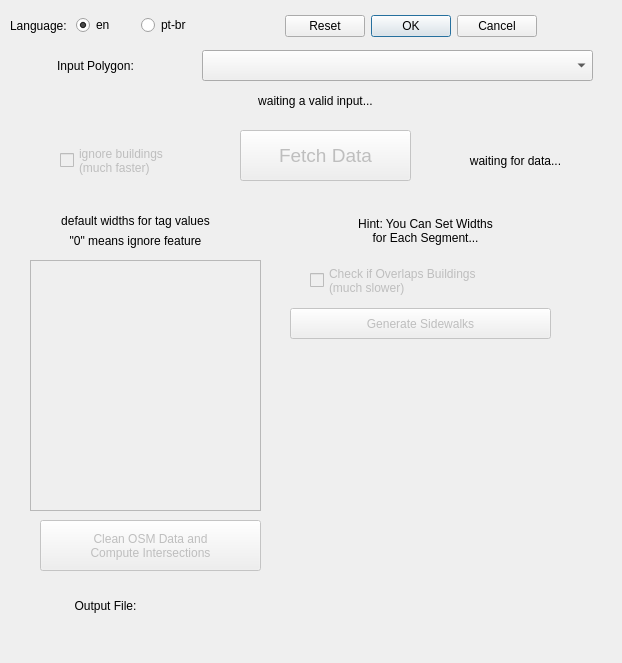
Old version of the form osm_sidewalkreator_dialog_base.ui in the repository kauevestena/osm_sidewalkreator.
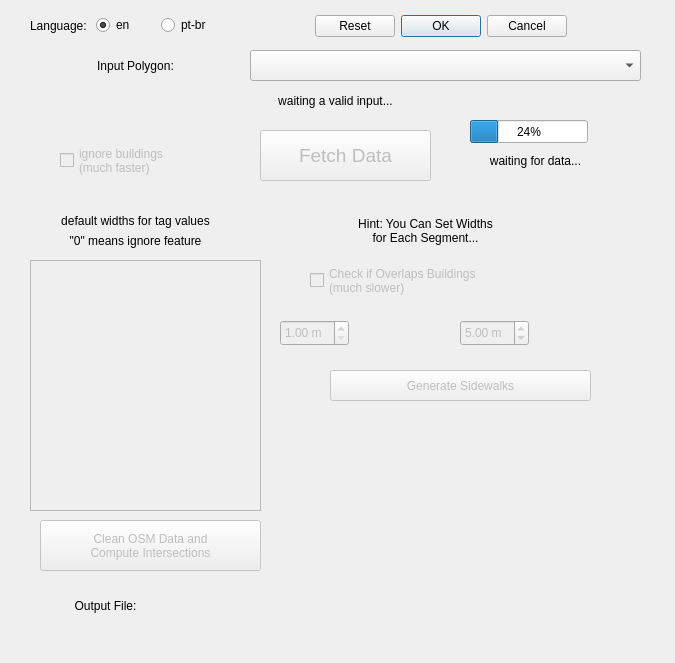
New version of the form. Custom widgets are drawn as their Qt base class.

Commit message: buffer regarding building distance and minimal

What changed in the file:
```diff
--- a/osm_sidewalkreator_dialog_base.ui
+++ b/osm_sidewalkreator_dialog_base.ui
@@ -6,7 +6,7 @@
    <rect>
     <x>0</x>
     <y>0</y>
-    <width>622</width>
+    <width>675</width>
     <height>663</height>
    </rect>
   </property>
@@ -19,7 +19,7 @@
    </property>
    <property name="geometry">
     <rect>
-     <x>280</x>
+     <x>310</x>
      <y>10</y>
      <width>261</width>
      <height>32</height>
@@ -38,7 +38,7 @@
   <widget class="QWidget" name="horizontalLayoutWidget">
    <property name="geometry">
     <rect>
-     <x>10</x>
+     <x>30</x>
      <y>10</y>
      <width>191</width>
      <height>31</height>
@@ -89,7 +89,7 @@
   <widget class="QLabel" name="input_pol_label">
    <property name="geometry">
     <rect>
-     <x>0</x>
+     <x>40</x>
      <y>50</y>
      <width>191</width>
      <height>31</height>
@@ -105,7 +105,7 @@
   <widget class="QgsMapLayerComboBox" name="input_layer_selector">
    <property name="geometry">
     <rect>
-     <x>202</x>
+     <x>250</x>
      <y>50</y>
      <width>391</width>
      <height>31</height>
@@ -150,7 +150,7 @@
    </property>
    <property name="geometry">
     <rect>
-     <x>240</x>
+     <x>260</x>
      <y>130</y>
      <width>171</width>
      <height>51</height>
@@ -168,7 +168,7 @@
   <widget class="QLabel" name="input_status">
    <property name="geometry">
     <rect>
-     <x>200</x>
+     <x>220</x>
      <y>90</y>
      <width>231</width>
      <height>21</height>
@@ -184,7 +184,7 @@
   <widget class="QLabel" name="input_status_of_data">
    <property name="geometry">
     <rect>
-     <x>430</x>
+     <x>450</x>
      <y>150</y>
      <width>171</width>
      <height>21</height>
@@ -319,8 +319,8 @@
    </property>
    <property name="geometry">
     <rect>
-     <x>290</x>
-     <y>308</y>
+     <x>330</x>
+     <y>370</y>
      <width>261</width>
      <height>31</height>
     </rect>
@@ -419,6 +419,81 @@
 (much faster)</string>
    </property>
   </widget>
+  <widget class="QDoubleSpinBox" name="min_d_buildings_box">
+   <property name="enabled">
+    <bool>false</bool>
+   </property>
+   <property name="geometry">
+    <rect>
+     <x>280</x>
+     <y>320</y>
+     <width>69</width>
+     <height>26</height>
+    </rect>
+   </property>
+   <property name="prefix">
+    <string/>
+   </property>
+   <property name="suffix">
+    <string> m</string>
+   </property>
+   <property name="decimals">
+    <number>2</number>
+   </property>
+   <property name="minimum">
+    <double>1.000000000000000</double>
+   </property>
+   <property name="maximum">
+    <double>10.000000000000000</double>
+   </property>
+   <property name="value">
+    <double>1.000000000000000</double>
+   </property>
+  </widget>
+  <widget class="QDoubleSpinBox" name="curve_radius_box">
+   <property name="enabled">
+    <bool>false</bool>
+   </property>
+   <property name="geometry">
+    <rect>
+     <x>460</x>
+     <y>320</y>
+     <width>69</width>
+     <height>26</height>
+    </rect>
+   </property>
+   <property name="prefix">
+    <string/>
+   </property>
+   <property name="suffix">
+    <string> m</string>
+   </property>
+   <property name="decimals">
+    <number>2</number>
+   </property>
+   <property name="minimum">
+    <double>3.000000000000000</double>
+   </property>
+   <property name="maximum">
+    <double>10.000000000000000</double>
+   </property>
+   <property name="value">
+    <double>5.000000000000000</double>
+   </property>
+  </widget>
+  <widget class="QProgressBar" name="datafetch_progress">
+   <property name="geometry">
+    <rect>
+     <x>470</x>
+     <y>120</y>
+     <width>118</width>
+     <height>23</height>
+    </rect>
+   </property>
+   <property name="value">
+    <number>24</number>
+   </property>
+  </widget>
  </widget>
  <customwidgets>
   <customwidget>
```
The commit also changes 2 other files.
